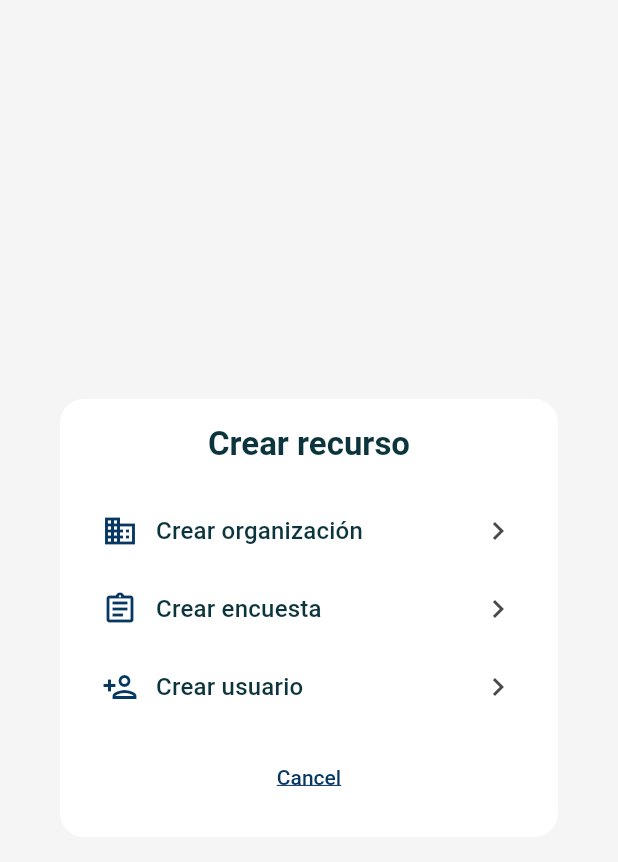
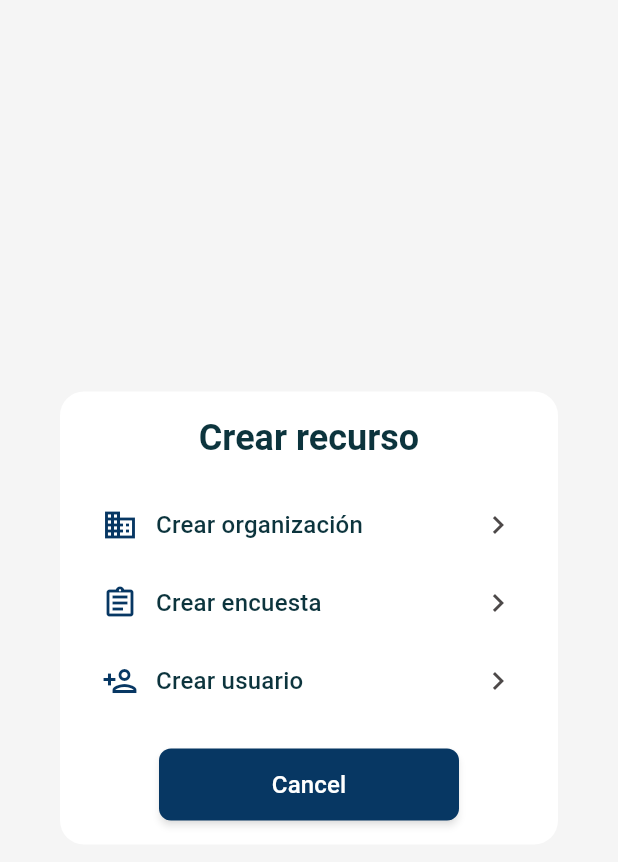
Before and after one commit to manuelcabrera1/surbased, a Flutter app: the CreateResourceDialog widget shown alone on an empty page, opened directly, on a phone screen of 412 x 824 dp. Shown: the top 862 px of the screen. Run offline on Flutter 3.47's test engine with Material 3 defaults, Android fonts, the phone set to English and light mode, and no system bars; our stand-ins replace fl_chart, shared_preferences, table_calendar; accounts and stored records are empty; generated files the repository leaves out were written again.

Commit message:
style(frontend): change create resource dialog style

```diff
--- a/client/surbased/lib/src/shared/application/widgets/create_resource_dialog.dart
+++ b/client/surbased/lib/src/shared/application/widgets/create_resource_dialog.dart
@@ -1,5 +1,6 @@
 import 'package:flutter/material.dart';
 import 'package:flutter_gen/gen_l10n/app_localizations.dart';
+import 'package:surbased/src/config/app_routes.dart';
 
 class CreateResourceDialog extends StatelessWidget {
   const CreateResourceDialog({super.key});
@@ -19,11 +20,11 @@ class CreateResourceDialog extends StatelessWidget {
           mainAxisSize: MainAxisSize.min,
           children: [
             Text(
-              'Crear recurso',
-              style: theme.textTheme.titleLarge?.copyWith(
-                fontWeight: FontWeight.bold,
+                  'Crear recurso',
+                  style: theme.textTheme.displaySmall?.copyWith(
+                  fontWeight: FontWeight.bold,
+                ),
               ),
-            ),
             const SizedBox(height: 24),
             _buildOption(
               context,
@@ -48,13 +49,16 @@ class CreateResourceDialog extends StatelessWidget {
               icon: Icons.person_add_outlined,
               title: 'Crear usuario',
               onTap: () {
-                Navigator.pop(context, 'user');
+                Navigator.pushNamed(context, AppRoutes.userCreate);
               },
             ),
-            const SizedBox(height: 16),
-            TextButton(
-              onPressed: () => Navigator.pop(context),
-              child: Text(l10n.cancel),
+            const SizedBox(height: 25),
+            ConstrainedBox(
+              constraints: const BoxConstraints(maxWidth: 200),
+              child: ElevatedButton(
+                onPressed: () => Navigator.pop(context),
+                child: Text(l10n.cancel),
+              ),
             ),
           ],
         ),
```
